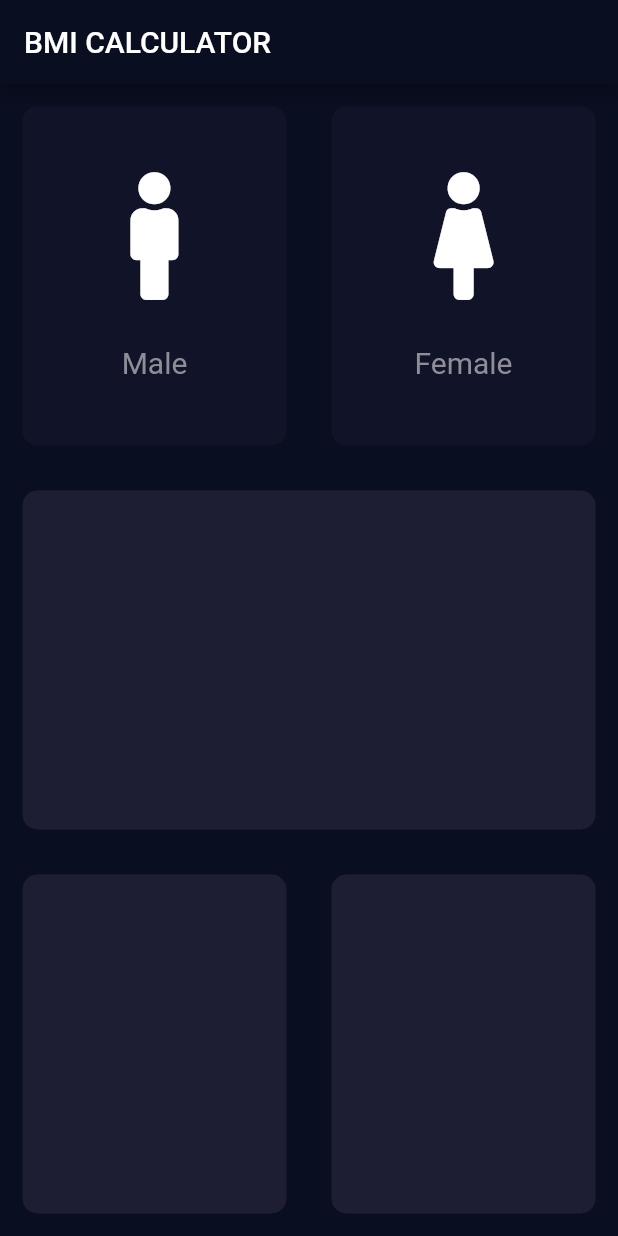
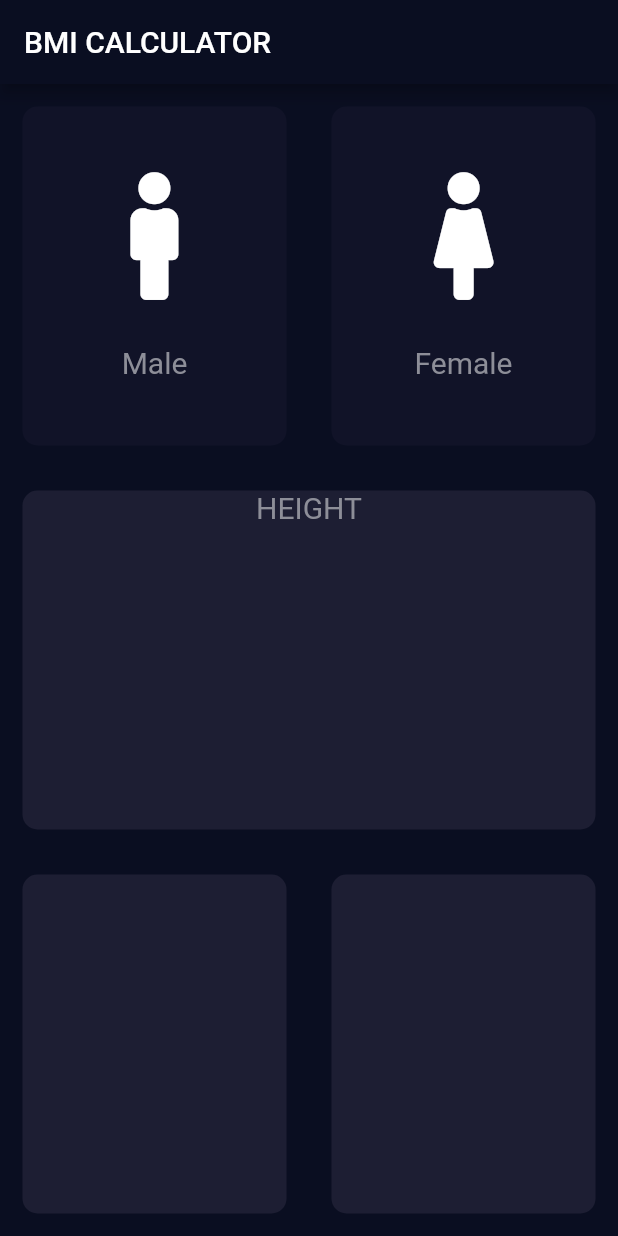
Before and after one commit to Usamaamjad56/bmi_calculator_app, a Flutter app: the screen it shows after launch, on a phone screen of 412 x 824 dp. Run offline on Flutter 3.47's test engine with Material 2 defaults, Android fonts, the phone set to English and light mode, and no system bars; our stand-ins replace font_awesome_flutter.

Commit message:
create separate for constants|| Lecture 64 || Part 10

```diff
--- /dev/null
+++ b/lib/ConstantFile.dart
@@ -0,0 +1,6 @@
+import 'package:flutter/material.dart';
+
+const activeColor = Color(0xFF1D1E33);
+const deActiveColor = Color(0xFF111328);
+
+const kLableStyle = TextStyle(fontSize: 20.0, color: Color(0xFF8D8E98));
--- a/lib/IconTextFile.dart
+++ b/lib/IconTextFile.dart
@@ -1,3 +1,4 @@
+import 'package:bmi_calculator_app/ConstantFile.dart';
 import 'package:flutter/material.dart';
 
 class RepeatTextAndIconWidget extends StatelessWidget {
@@ -19,7 +20,7 @@ class RepeatTextAndIconWidget extends StatelessWidget {
         ),
         Text(
           label,
-          style: TextStyle(fontSize: 20.0, color: Color(0xFF8D8E98)),
+          style: kLableStyle,
         )
       ],
     );
--- a/lib/Input_Page.dart
+++ b/lib/Input_Page.dart
@@ -1,10 +1,11 @@
+import 'package:bmi_calculator_app/ConstantFile.dart';
 import 'package:bmi_calculator_app/ContainerFile.dart';
 import 'package:bmi_calculator_app/IconTextFile.dart';
 import 'package:flutter/material.dart';
 import 'package:font_awesome_flutter/font_awesome_flutter.dart';
 
-const activeColor = Color(0xFF1D1E33);
-const deActiveColor = Color(0xFF111328);
+import 'ConstantFile.dart';
+
 enum Gender {
   male,
   female,
@@ -25,6 +26,7 @@ class _InputPageState extends State<InputPage> {
         title: Text('BMI CALCULATOR'),
       ),
       body: Column(
+        crossAxisAlignment: CrossAxisAlignment.stretch,
         children: [
           Expanded(
               child: Row(
@@ -68,6 +70,14 @@ class _InputPageState extends State<InputPage> {
               Expanded(
                   child: RepeatContainerCode(
                 colors: Color(0xFF1D1E33),
+                cardWidget: Column(
+                  children: [
+                    Text(
+                      'HEIGHT',
+                      style: kLableStyle,
+                    )
+                  ],
+                ),
               )),
             ],
           )),
```
